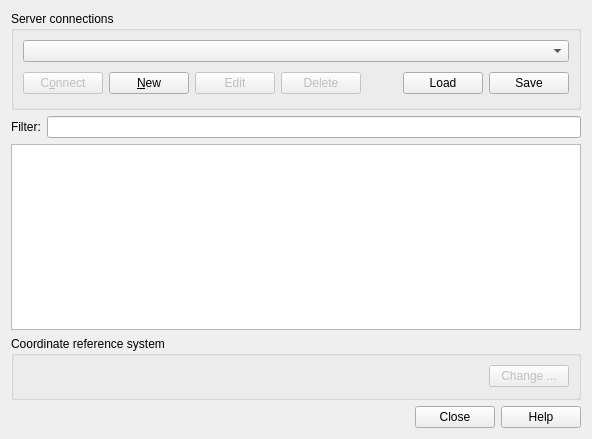
The window that src/ui/qgswfssourceselectbase.ui (qgis/QGIS) describes before a commit, drawn with Qt 5.
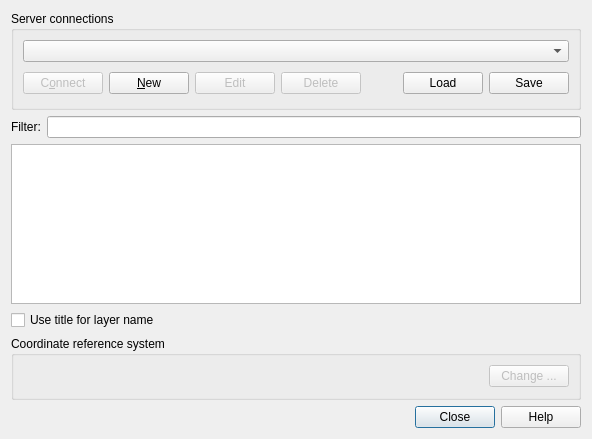
The same window after the commit.

Commit message: Add option for using WFS type name title for the added layer name

What changed in the file:
```diff
--- a/src/ui/qgswfssourceselectbase.ui
+++ b/src/ui/qgswfssourceselectbase.ui
@@ -14,7 +14,17 @@
    <string>Add WFS Layer from a Server</string>
   </property>
   <layout class="QGridLayout" name="gridLayout">
-   <item row="3" column="0">
+   <item row="5" column="0">
+    <widget class="QDialogButtonBox" name="buttonBox">
+     <property name="orientation">
+      <enum>Qt::Horizontal</enum>
+     </property>
+     <property name="standardButtons">
+      <set>QDialogButtonBox::Close|QDialogButtonBox::Help</set>
+     </property>
+    </widget>
+   </item>
+   <item row="4" column="0">
     <widget class="QGroupBox" name="gbCRS">
      <property name="title">
       <string>Coordinate reference system</string>
@@ -62,16 +72,6 @@
      </layout>
     </widget>
    </item>
-   <item row="4" column="0">
-    <widget class="QDialogButtonBox" name="buttonBox">
-     <property name="orientation">
-      <enum>Qt::Horizontal</enum>
-     </property>
-     <property name="standardButtons">
-      <set>QDialogButtonBox::Close|QDialogButtonBox::Help</set>
-     </property>
-    </widget>
-   </item>
    <item row="1" column="0">
     <layout class="QHBoxLayout" name="horizontalLayoutFilter">
      <item>
@@ -210,6 +210,13 @@
      </attribute>
     </widget>
    </item>
+   <item row="3" column="0">
+    <widget class="QCheckBox" name="cbxUseTitleLayerName">
+     <property name="text">
+      <string>Use title for layer name</string>
+     </property>
+    </widget>
+   </item>
   </layout>
  </widget>
  <tabstops>
```
The commit also changes 1 other file.
